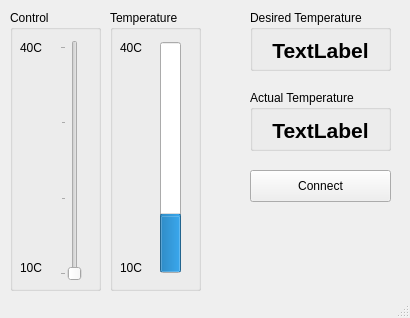
This is mainwindow.ui in WearableComputerLab/TemperatureControl as Qt 5 draws it before an edit. The edited form follows.
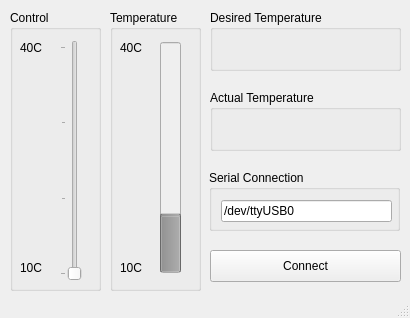
This is the edited form.

Commit message: Making room for the serial comms.

Diff of the .ui file:
```diff
--- a/mainwindow.ui
+++ b/mainwindow.ui
@@ -120,6 +120,9 @@
      </property>
     </widget>
     <widget class="QProgressBar" name="tempBar">
+     <property name="enabled">
+      <bool>false</bool>
+     </property>
      <property name="geometry">
       <rect>
        <x>50</x>
@@ -139,9 +142,9 @@
    <widget class="QGroupBox" name="groupBox_3">
     <property name="geometry">
      <rect>
-      <x>250</x>
+      <x>210</x>
       <y>10</y>
-      <width>141</width>
+      <width>191</width>
       <height>61</height>
      </rect>
     </property>
@@ -149,11 +152,14 @@
      <string>Desired Temperature</string>
     </property>
     <widget class="QLabel" name="desiredLabel">
+     <property name="enabled">
+      <bool>false</bool>
+     </property>
      <property name="geometry">
       <rect>
-       <x>20</x>
+       <x>10</x>
        <y>30</y>
-       <width>101</width>
+       <width>171</width>
        <height>21</height>
       </rect>
      </property>
@@ -165,7 +171,7 @@
       </font>
      </property>
      <property name="text">
-      <string>TextLabel</string>
+      <string/>
      </property>
      <property name="alignment">
       <set>Qt::AlignCenter</set>
@@ -175,9 +181,9 @@
    <widget class="QGroupBox" name="groupBox_4">
     <property name="geometry">
      <rect>
-      <x>250</x>
+      <x>210</x>
       <y>90</y>
-      <width>141</width>
+      <width>191</width>
       <height>61</height>
      </rect>
     </property>
@@ -185,11 +191,14 @@
      <string>Actual Temperature</string>
     </property>
     <widget class="QLabel" name="actualLabel">
+     <property name="enabled">
+      <bool>false</bool>
+     </property>
      <property name="geometry">
       <rect>
        <x>10</x>
        <y>25</y>
-       <width>121</width>
+       <width>171</width>
        <height>31</height>
       </rect>
      </property>
@@ -201,7 +210,7 @@
       </font>
      </property>
      <property name="text">
-      <string>TextLabel</string>
+      <string/>
      </property>
      <property name="alignment">
       <set>Qt::AlignCenter</set>
@@ -209,11 +218,14 @@
     </widget>
    </widget>
    <widget class="QPushButton" name="connectButton">
+    <property name="enabled">
+     <bool>true</bool>
+    </property>
     <property name="geometry">
      <rect>
-      <x>250</x>
-      <y>170</y>
-      <width>141</width>
+      <x>210</x>
+      <y>250</y>
+      <width>191</width>
       <height>32</height>
      </rect>
     </property>
@@ -221,6 +233,32 @@
      <string>Connect</string>
     </property>
    </widget>
+   <widget class="QGroupBox" name="groupBox_5">
+    <property name="geometry">
+     <rect>
+      <x>209</x>
+      <y>170</y>
+      <width>191</width>
+      <height>61</height>
+     </rect>
+    </property>
+    <property name="title">
+     <string>Serial Connection</string>
+    </property>
+    <widget class="QLineEdit" name="lineEdit">
+     <property name="geometry">
+      <rect>
+       <x>12</x>
+       <y>30</y>
+       <width>171</width>
+       <height>22</height>
+      </rect>
+     </property>
+     <property name="text">
+      <string>/dev/ttyUSB0</string>
+     </property>
+    </widget>
+   </widget>
   </widget>
   <widget class="QStatusBar" name="statusBar"/>
  </widget>
```
Left out of the diff: 3 changed lines with no effect on the pictures. The commit also changes 6 other files.
